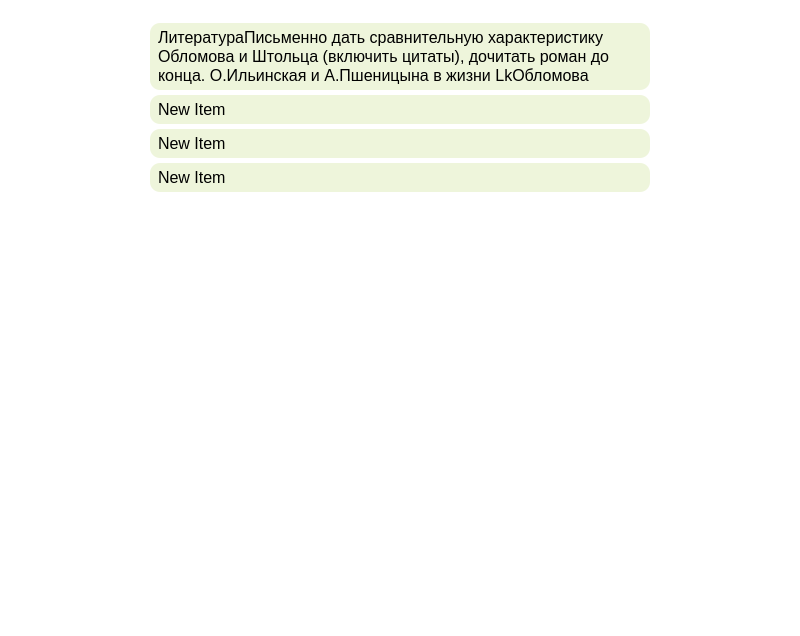
Gamer201760/Tasker, file ui/main.ui: the form before one commit.
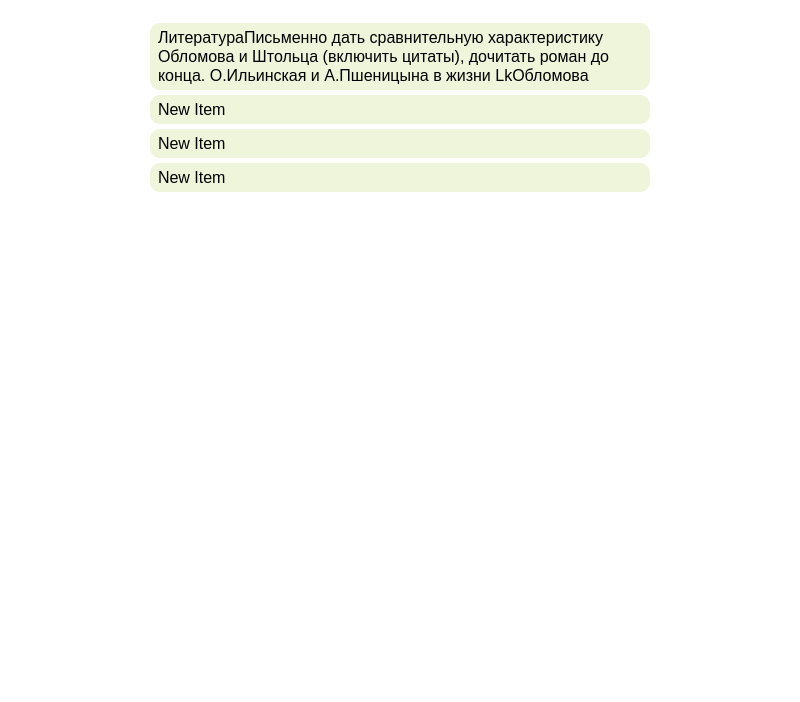
The form after the commit.

Commit message: start register window, and show inactive token

```diff
--- a/ui/main.ui
+++ b/ui/main.ui
@@ -7,7 +7,7 @@
     <x>0</x>
     <y>0</y>
     <width>800</width>
-    <height>600</height>
+    <height>702</height>
    </rect>
   </property>
   <property name="windowTitle">
```
The commit also changes 4 other files.
